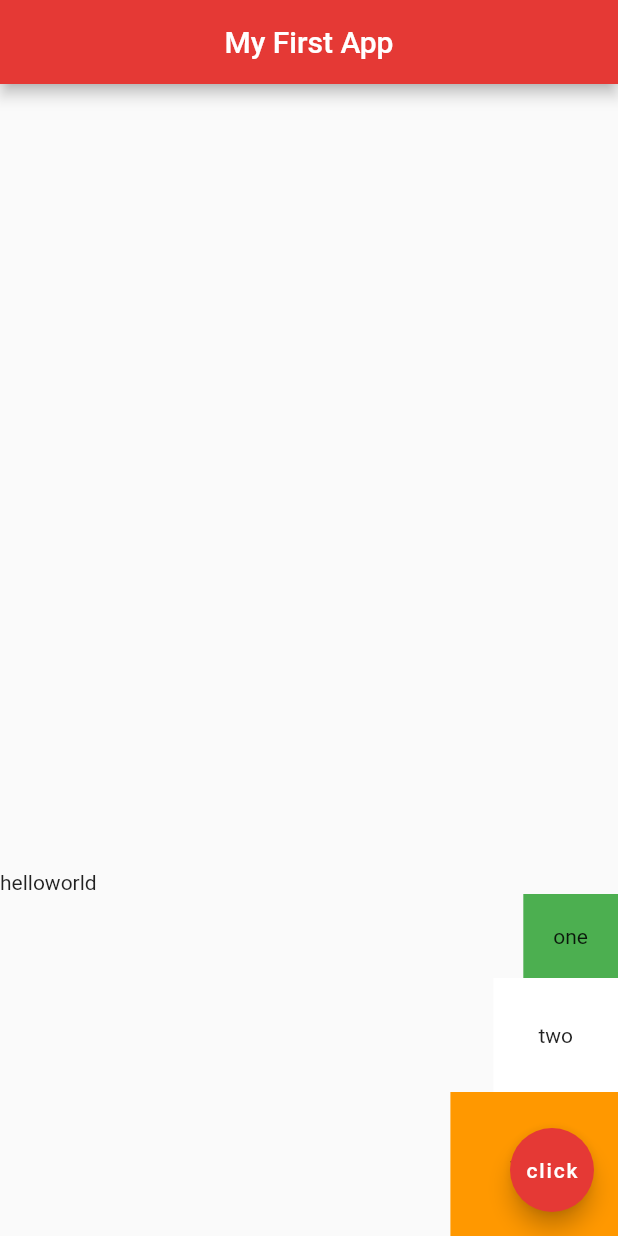
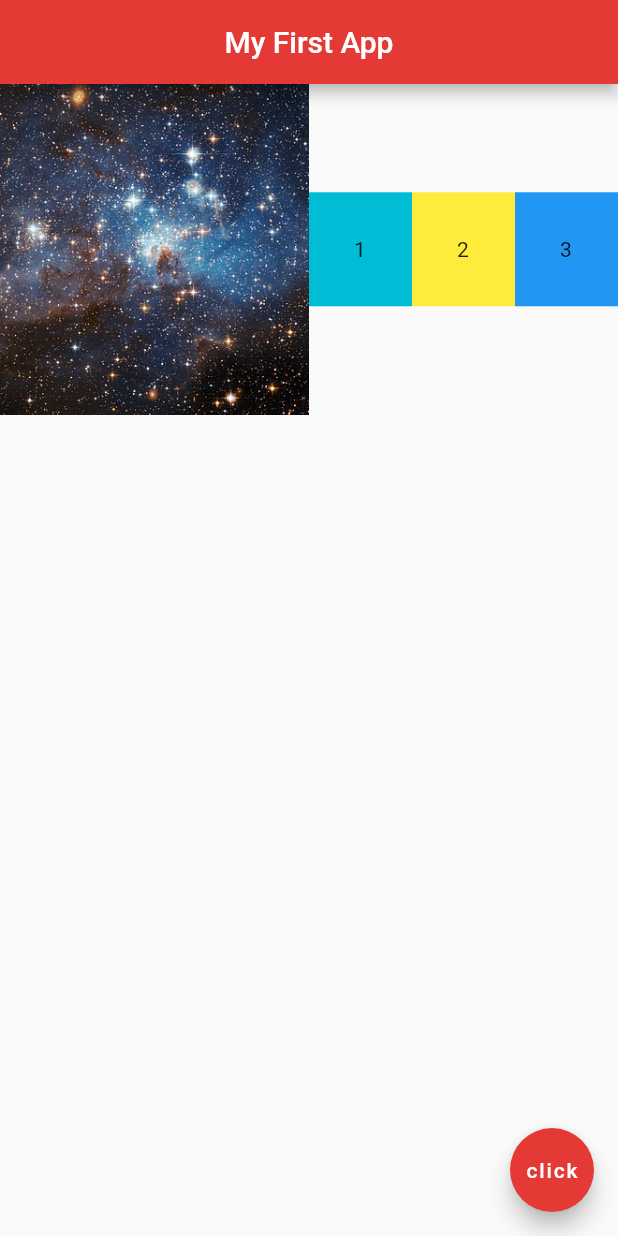
Before and after one commit to College-Year-3/firstFlutterApp, a Flutter app: the screen it shows after launch, on a phone screen of 412 x 824 dp. Run offline on Flutter 3.47's test engine with Material 2 defaults, Android fonts, the phone set to English and light mode, and no system bars.

Commit message:
Expanded Widgets

```diff
--- a/lib/main.dart
+++ b/lib/main.dart
@@ -7,7 +7,7 @@ void main() => runApp(MaterialApp(
 // Custom widget
 class Home extends StatelessWidget {
   // State CAN'T change overtime
-  @override  // Use following build function, instead of inherited 'StatelessWidget'
+  @override // Use following build function, instead of inherited 'StatelessWidget'
   Widget build(BuildContext context) {
     // When we make changes, 'build' function will reload when saved
     return Scaffold(
@@ -16,32 +16,64 @@ class Home extends StatelessWidget {
         centerTitle: true,
         backgroundColor: Colors.red[600],
       ),
-      body: Column(
-        mainAxisAlignment: MainAxisAlignment.end,
-        crossAxisAlignment: CrossAxisAlignment.end,
+      body: Row(
         children: <Widget>[
-          Row(
-            children: <Widget>[
-              Text('hello'),
-              Text('world')
+          Expanded(child: Image.asset('assets/galaxy.jpg'),
+          flex: 3 ,
+          ),
+
+          Expanded(
+            flex: 1,
+            child: Container(
+              padding: EdgeInsets.all(30.0),
+              color: Colors.cyan,
+              child: Text('1'),
+            ),
+          ),
+          Expanded(
+            flex: 1,
+            child: Container(
+              padding: EdgeInsets.all(30.0),
+              color: Colors.yellow,
+              child: Text('2'),
+            ),
+          ),
+          Expanded(
+            flex: 1,
+            child: Container(
+              padding: EdgeInsets.all(30.0),
+              color: Colors.blue,
+              child: Text('3'),
+            ),
+          )
         ],
-          ),
-        Container(
-          padding: EdgeInsets.all(20.0),
-          color: Colors.green,
-          child: Text('one'),
-        ),
-         Container(
-          padding: EdgeInsets.all(30.0),
-          color: Colors.white,
-          child: Text('two')
-        ),
-         Container(
-          padding: EdgeInsets.all(40.0),
-          color: Colors.orange,
-          child: Text('three')
       )
-        ] ,)
+      // Column(
+      //   mainAxisAlignment: MainAxisAlignment.end,
+      //   crossAxisAlignment: CrossAxisAlignment.end,
+      //   children: <Widget>[
+      //     Row(
+      //       children: <Widget>[
+      //         Text('hello'),
+      //         Text('world')
+      //       ],
+      //     ),
+      //   Container(
+      //     padding: EdgeInsets.all(20.0),
+      //     color: Colors.green,
+      //     child: Text('one'),
+      //   ),
+      //    Container(
+      //     padding: EdgeInsets.all(30.0),
+      //     color: Colors.white,
+      //     child: Text('two')
+      //   ),
+      //    Container(
+      //     padding: EdgeInsets.all(40.0),
+      //     color: Colors.orange,
+      //     child: Text('three')
+      //   )
+      //   ] ,)
       //  Row(
       //   mainAxisAlignment: MainAxisAlignment.spaceEvenly,
       //   crossAxisAlignment: CrossAxisAlignment.start, // best to use Container and do changes to margin and padding inside
```
Lines whose indentation alone changed are shown as unchanged.
